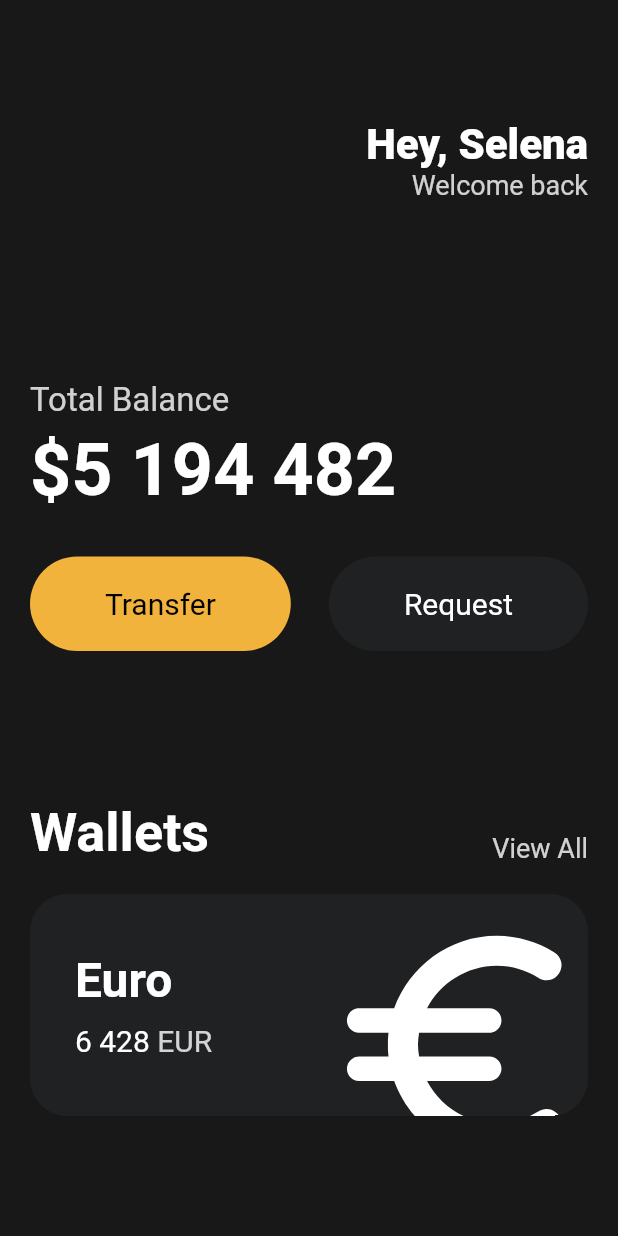
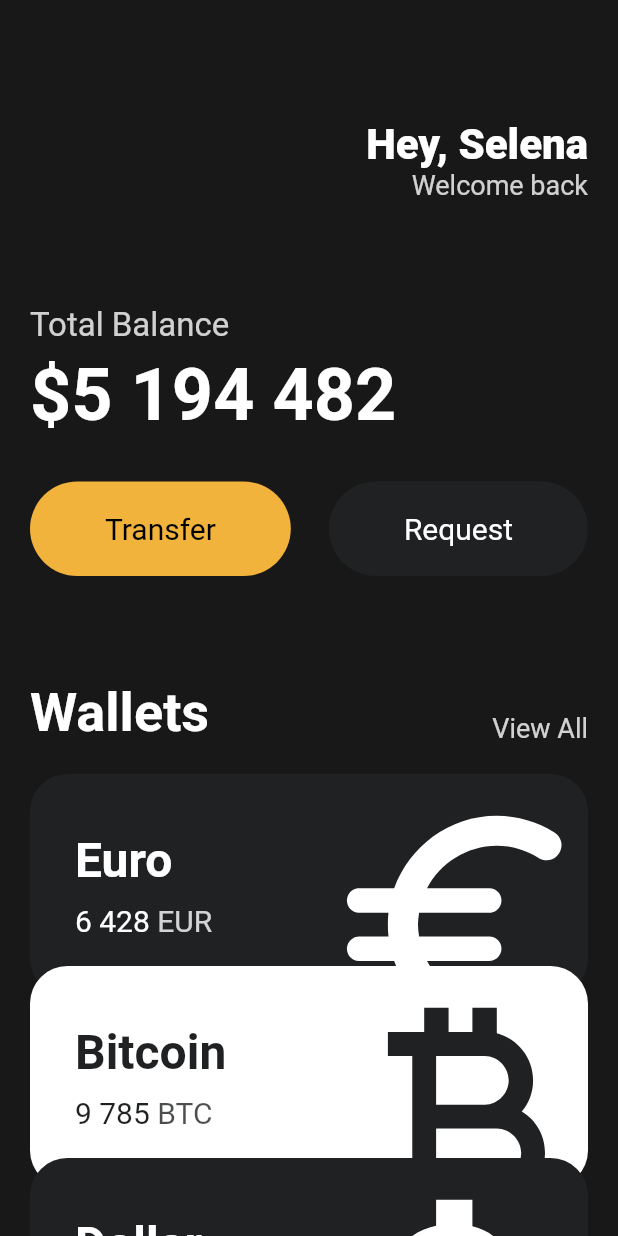
Before and after one commit to hyewon-p/flutter-practice-toonflix, a Flutter app: the screen it shows after launch, on a phone screen of 412 x 824 dp. Run offline on Flutter 3.47's test engine with Material 2 defaults, Android fonts, the phone set to English and light mode, and no system bars.

Commit message:
after code challenge

```diff
--- a/lib/main.dart
+++ b/lib/main.dart
@@ -1,5 +1,6 @@
 import 'package:flutter/material.dart';
 import 'package:toonflix/widgets/Button.dart';
+import 'package:toonflix/widgets/currency_card.dart';
 
 void main() {
   runApp(App());
@@ -11,7 +12,8 @@ class App extends StatelessWidget {
     return MaterialApp(
       home: Scaffold(
           backgroundColor: const Color(0xFF181818),
-          body: Padding(
+          body: SingleChildScrollView(
+            child: Padding(
               padding: const EdgeInsets.symmetric(
                 horizontal: 20,
               ),
@@ -47,7 +49,7 @@ class App extends StatelessWidget {
                     ],
                   ),
                   const SizedBox(
-                  height: 120,
+                    height: 70,
                   ),
                   Text(
                     'Total Balance',
@@ -84,7 +86,7 @@ class App extends StatelessWidget {
                     ],
                   ),
                   const SizedBox(
-                  height: 100,
+                    height: 70,
                   ),
                   Row(
                     mainAxisAlignment: MainAxisAlignment.spaceBetween,
@@ -110,67 +112,32 @@ class App extends StatelessWidget {
                   const SizedBox(
                     height: 20,
                   ),
-                Container(
-                  clipBehavior: Clip.hardEdge,
-                  decoration: BoxDecoration(
-                    color: const Color(0xFF1F2123),
-                    borderRadius: BorderRadius.circular(25),
+                  const CurrencyCard(
+                    name: 'Euro',
+                    code: 'EUR',
+                    amount: '6 428',
+                    icon: Icons.euro_rounded,
+                    isInverted: false,
+                    order: 0,
                   ),
-                  child: Padding(
-                    padding: const EdgeInsets.all(30),
-                    child: Row(
-                        mainAxisAlignment: MainAxisAlignment.spaceBetween,
-                        children: [
-                          Column(
-                              crossAxisAlignment: CrossAxisAlignment.start,
-                              children: [
-                                const Text(
-                                  'Euro',
-                                  style: TextStyle(
-                                    color: Colors.white,
-                                    fontSize: 32,
-                                    fontWeight: FontWeight.w600,
+                  const CurrencyCard(
+                    name: 'Bitcoin',
+                    code: 'BTC',
+                    amount: '9 785',
+                    icon: Icons.currency_bitcoin,
+                    isInverted: true,
+                    order: 1,
                   ),
-                                ),
-                                const SizedBox(
-                                  height: 10,
-                                ),
-                                Row(
-                                  children: [
-                                    const Text(
-                                      '6 428',
-                                      style: TextStyle(
-                                        color: Colors.white,
-                                        fontSize: 20,
-                                      ),
-                                    ),
-                                    const SizedBox(
-                                      width: 5,
-                                    ),
-                                    Text(
-                                      'EUR',
-                                      style: TextStyle(
-                                          color: Colors.white.withOpacity(0.8),
-                                          fontSize: 20),
+                  const CurrencyCard(
+                    name: 'Dollar',
+                    code: 'USD',
+                    amount: '428',
+                    icon: Icons.attach_money_outlined,
+                    isInverted: false,
+                    order: 2,
                   ),
                 ],
-                                )
-                              ]),
-                          Transform.scale(
-                            scale: 2.2,
-                            child: Transform.translate(
-                              offset: const Offset(-5, 12),
-                              child: const Icon(
-                                Icons.euro_rounded,
-                                color: Colors.white,
-                                size: 88,
               ),
-                            ),
-                          )
-                        ]),
-                  ),
-                )
-              ],
             ),
           )),
     );
--- /dev/null
+++ b/lib/widgets/currency_card.dart
@@ -0,0 +1,86 @@
+import 'package:flutter/material.dart';
+
+class CurrencyCard extends StatelessWidget {
+  final String name, code, amount;
+  final IconData icon;
+  final bool isInverted;
+  final int order;
+
+  final _blackColor = const Color(0xFF1F2123);
+
+  const CurrencyCard({
+    super.key,
+    required this.name,
+    required this.code,
+    required this.amount,
+    required this.icon,
+    required this.isInverted,
+    required this.order,
+  });
+
+  @override
+  Widget build(BuildContext context) {
+    return Transform.translate(
+      offset: Offset(0, -20.0 * order),
+      child: Container(
+        clipBehavior: Clip.hardEdge,
+        decoration: BoxDecoration(
+          color: isInverted ? Colors.white : _blackColor,
+          borderRadius: BorderRadius.circular(25),
+        ),
+        child: Padding(
+          padding: const EdgeInsets.all(30),
+          child:
+              Row(mainAxisAlignment: MainAxisAlignment.spaceBetween, children: [
+            Column(crossAxisAlignment: CrossAxisAlignment.start, children: [
+              Text(
+                name,
+                style: TextStyle(
+                  color: isInverted ? _blackColor : Colors.white,
+                  fontSize: 32,
+                  fontWeight: FontWeight.w600,
+                ),
+              ),
+              const SizedBox(
+                height: 10,
+              ),
+              Row(
+                children: [
+                  Text(
+                    amount,
+                    style: TextStyle(
+                      color: isInverted ? _blackColor : Colors.white,
+                      fontSize: 20,
+                    ),
+                  ),
+                  const SizedBox(
+                    width: 5,
+                  ),
+                  Text(
+                    code,
+                    style: TextStyle(
+                        color: isInverted
+                            ? _blackColor.withOpacity(0.8)
+                            : Colors.white.withOpacity(0.8),
+                        fontSize: 20),
+                  ),
+                ],
+              )
+            ]),
+            Transform.scale(
+              scale: 2.2,
+              child: Transform.translate(
+                offset: const Offset(-5, 12),
+                child: Icon(
+                  icon,
+                  color: isInverted ? _blackColor : Colors.white,
+                  size: 88,
+                ),
+              ),
+            )
+          ]),
+        ),
+      ),
+    );
+  }
+}
```
Also changed, not shown: 1 other file. Lines whose indentation alone changed are shown as unchanged.
